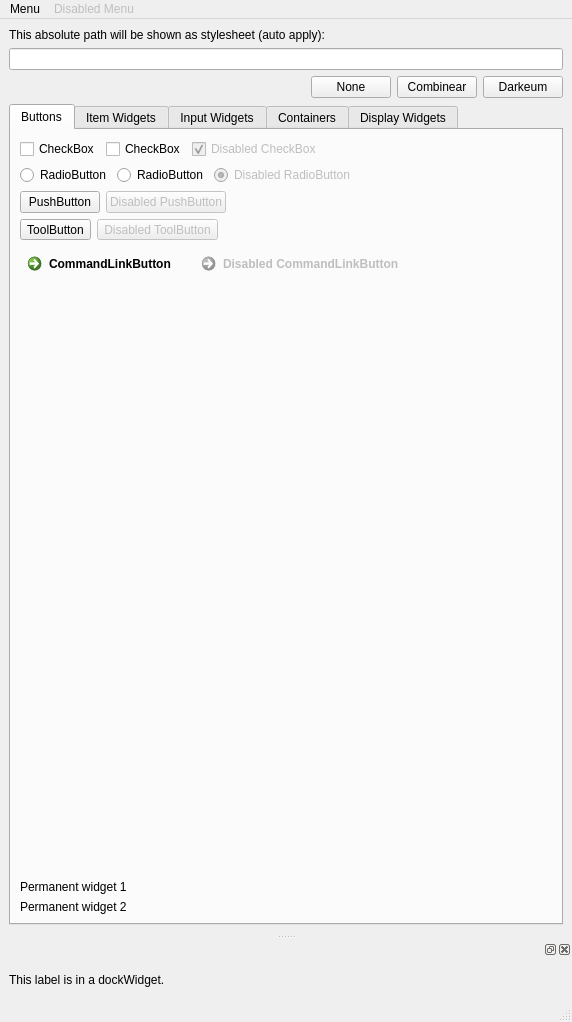
Before: the Qt Designer form OTModules/OTInternals/wstyletest.ui in pietr26/OMSI-Tools, drawn with Qt 5.
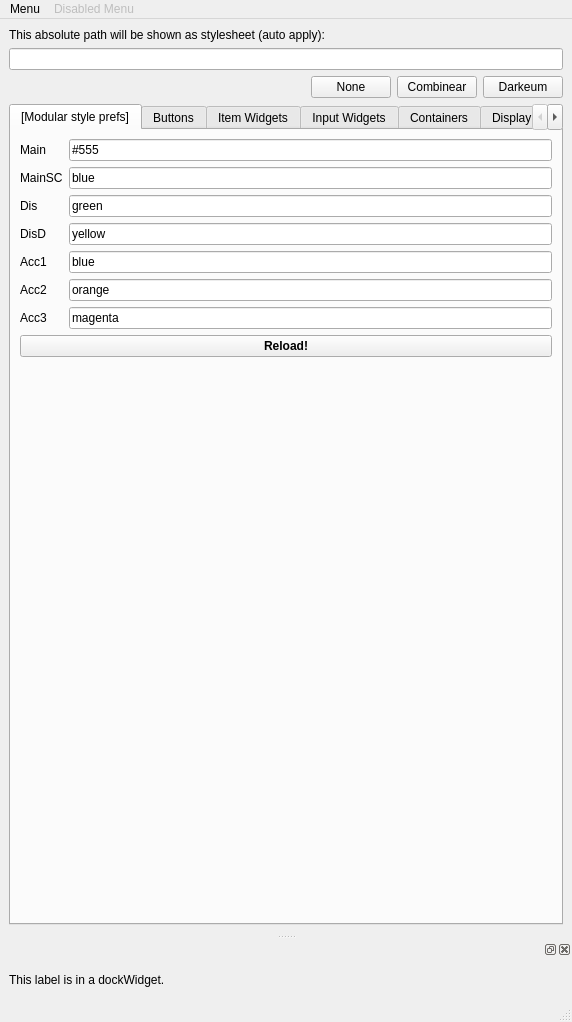
After: the same form once the commit is applied. Icons and pictures are not drawn.

Commit message: Added modular style prefs test

Diff of the .ui file:
```diff
--- a/OTModules/OTInternals/wstyletest.ui
+++ b/OTModules/OTInternals/wstyletest.ui
@@ -78,6 +78,140 @@
         <property name="currentIndex">
          <number>0</number>
         </property>
+        <widget class="QWidget" name="tab_2">
+         <attribute name="title">
+          <string>[Modular style prefs]</string>
+         </attribute>
+         <layout class="QVBoxLayout" name="verticalLayout_9">
+          <item>
+           <layout class="QFormLayout" name="formLayout_2">
+            <item row="0" column="0">
+             <widget class="QLabel" name="lblMain">
+              <property name="text">
+               <string>Main</string>
+              </property>
+             </widget>
+            </item>
+            <item row="0" column="1">
+             <widget class="QLineEdit" name="ledMain">
+              <property name="text">
+               <string>#555</string>
+              </property>
+             </widget>
+            </item>
+            <item row="1" column="0">
+             <widget class="QLabel" name="lblMainSC">
+              <property name="text">
+               <string>MainSC</string>
+              </property>
+             </widget>
+            </item>
+            <item row="1" column="1">
+             <widget class="QLineEdit" name="ledMainSC">
+              <property name="text">
+               <string>blue</string>
+              </property>
+             </widget>
+            </item>
+            <item row="2" column="0">
+             <widget class="QLabel" name="lblDis">
+              <property name="text">
+               <string>Dis</string>
+              </property>
+             </widget>
+            </item>
+            <item row="2" column="1">
+             <widget class="QLineEdit" name="ledDis">
+              <property name="text">
+               <string>green</string>
+              </property>
+             </widget>
+            </item>
+            <item row="3" column="0">
+             <widget class="QLabel" name="lblDisD">
+              <property name="text">
+               <string>DisD</string>
+              </property>
+             </widget>
+            </item>
+            <item row="3" column="1">
+             <widget class="QLineEdit" name="ledDisD">
+              <property name="text">
+               <string>yellow</string>
+              </property>
+             </widget>
+            </item>
+            <item row="4" column="0">
+             <widget class="QLabel" name="lblAcc1">
+              <property name="text">
+               <string>Acc1</string>
+              </property>
+             </widget>
+            </item>
+            <item row="4" column="1">
+             <widget class="QLineEdit" name="ledAcc1">
+              <property name="text">
+               <string>blue</string>
+              </property>
+             </widget>
+            </item>
+            <item row="5" column="0">
+             <widget class="QLabel" name="lblAcc2">
+              <property name="text">
+               <string>Acc2</string>
+              </property>
+             </widget>
+            </item>
+            <item row="5" column="1">
+             <widget class="QLineEdit" name="ledAcc2">
+              <property name="text">
+               <string>orange</string>
+              </property>
+             </widget>
+            </item>
+            <item row="6" column="0">
+             <widget class="QLabel" name="lblAcc3">
+              <property name="text">
+               <string>Acc3</string>
+              </property>
+             </widget>
+            </item>
+            <item row="6" column="1">
+             <widget class="QLineEdit" name="ledAcc3">
+              <property name="text">
+               <string>magenta</string>
+              </property>
+             </widget>
+            </item>
+           </layout>
+          </item>
+          <item>
+           <widget class="QPushButton" name="btnReloadStylePrefs">
+            <property name="font">
+             <font>
+              <bold>true</bold>
+             </font>
+            </property>
+            <property name="text">
+             <string>Reload!</string>
+            </property>
+           </widget>
+          </item>
+          <item>
+           <spacer name="verticalSpacer_2">
+            <property name="orientation">
+             <enum>Qt::Vertical</enum>
+            </property>
+            <property name="sizeHint" stdset="0">
+             <size>
+              <width>20</width>
+              <height>519</height>
+             </size>
+            </property>
+           </spacer>
+          </item>
+         </layout>
+        </widget>
         <widget class="QWidget" name="tab_6">
          <attribute name="title">
           <string notr="true">Buttons</string>
```
Left out of the diff: 30 changed lines with no effect on the pictures. The commit also changes 3 other files.
